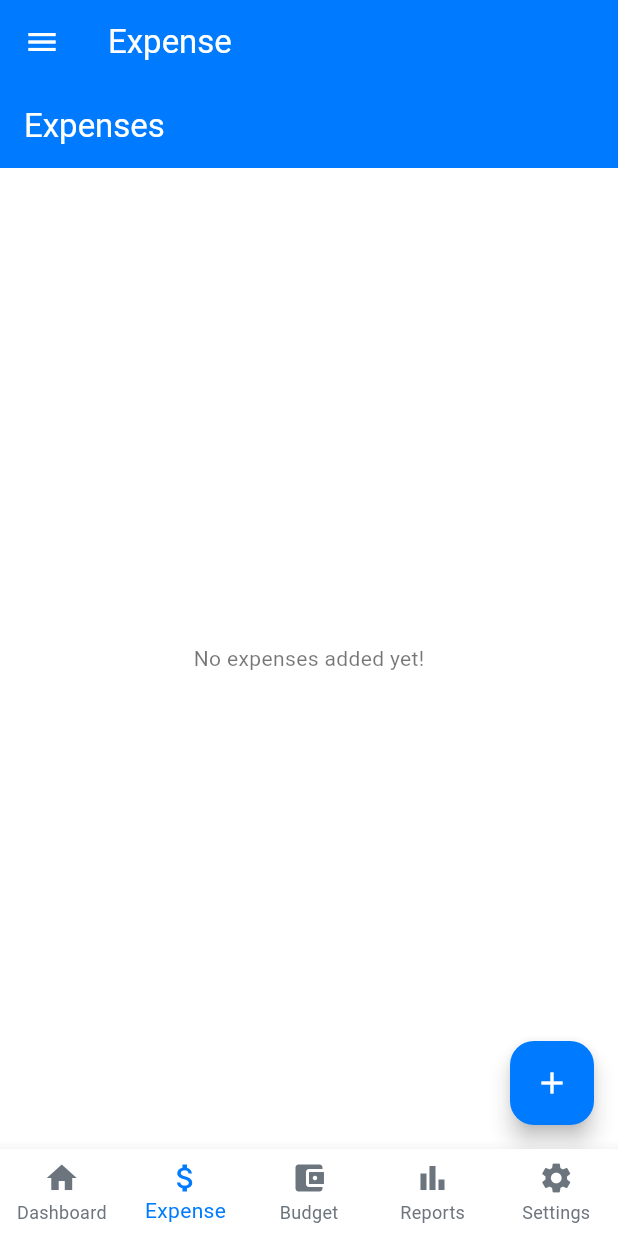
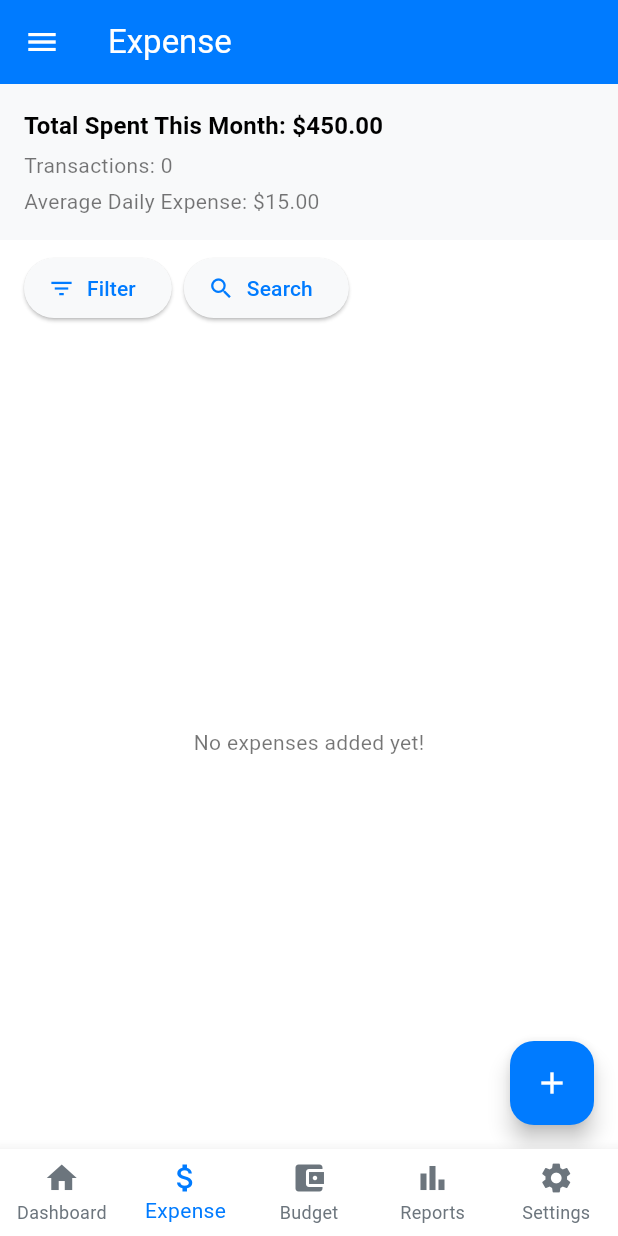
Before and after one commit to Soli1065/BudgetBuddy, a Flutter app: the screen it shows after launch, item 2 of the bottom bar chosen, on a phone screen of 412 x 824 dp. Run offline on Flutter 3.47's test engine with Material 3 defaults, Android fonts, the phone set to English and light mode, and no system bars; our stand-ins replace dio, flutter_riverpod.

Commit message:
#expense screen

```diff
--- a/lib/src/features/base/base.dart
+++ b/lib/src/features/base/base_screen.dart
@@ -3,23 +3,23 @@ import 'package:budget_buddy/src/features/dashboard/presentation/screens/dashboa
 import 'package:budget_buddy/src/features/settings/settings.dart';
 import 'package:flutter/material.dart';
 
-import '../expense/presentation/pages/expense_list_page.dart';
+import '../expense/presentation/pages/expense_screen.dart';
 
 enum Tab {dashboard, expense, budget, reports, settings}
 
-class BasePage extends StatefulWidget {
-  const BasePage({super.key});
+class BaseScreen extends StatefulWidget {
+  const BaseScreen({super.key});
 
   @override
-  State<BasePage> createState() => _BasePageState();
+  State<BaseScreen> createState() => _BaseScreenState();
 }
 
-class _BasePageState extends State<BasePage> {
+class _BaseScreenState extends State<BaseScreen> {
   int _selectedIndex = 0;
 
   static final List<Widget> _widgetOptions = <Widget>[
     const DashboardScreen(),
-    ExpenseListPage(),
+    ExpenseScreen(),
     Text('Budget'),
     Text('Reports'),
     SettingsPage(),
--- a/lib/src/features/expense/presentation/pages/expense_list_page.dart
+++ /dev/null
@@ -1,53 +0,0 @@
-import 'package:budget_buddy/src/features/expense/presentation/pages/add_expense_page.dart';
-import 'package:budget_buddy/src/features/expense/presentation/pages/expense_detail_page.dart';
-import 'package:flutter/material.dart';
-import 'package:flutter_riverpod/flutter_riverpod.dart';
-
-import '../../data/providers/expense_provider.dart';
-
-class ExpenseListPage extends ConsumerWidget {
-  @override
-  Widget build(BuildContext context, WidgetRef ref) {
-    final expenses = ref.watch(expenseProvider);
-
-    return Scaffold(
-      appBar: AppBar(
-        title: Text('Expenses'),
-        backgroundColor: Theme.of(context).primaryColor,
-      ),
-      body: expenses.isEmpty
-          ? Center(
-        child: Text(
-          'No expenses added yet!',
-          style: Theme.of(context).textTheme.bodyMedium,
-        ),
-      )
-          : ListView.builder(
-        itemCount: expenses.length,
-        itemBuilder: (context, index) {
-          final expense = expenses[index];
-          return ListTile(
-            title: Text(
-              expense.category,
-              style: TextStyle(color: Theme.of(context).primaryColorDark),
-            ),
-            subtitle: Text('${expense.currency} ${expense.amount}'),
-            trailing: Icon(Icons.arrow_forward, color: Theme.of(context).primaryColorLight),
-            onTap: () {
-              // Navigator.pushNamed(context, '/expense/detail', arguments: expense);
-
-              Navigator.push(context, MaterialPageRoute(builder: (context)=> ExpenseDetailPage(expense: expense)));
-
-            },
-          );
-        },
-      ),
-      floatingActionButton: FloatingActionButton(
-        // onPressed: () => Navigator.pushNamed(context, '/expense/add'),
-        onPressed: () => Navigator.push(context, MaterialPageRoute(builder: (context)=> AddExpensePage())),
-        backgroundColor: Theme.of(context).primaryColor,
-        child: const Icon(Icons.add),
-      ),
-    );
-  }
-}
--- /dev/null
+++ b/lib/src/features/expense/presentation/pages/expense_screen.dart
@@ -0,0 +1,136 @@
+import 'package:budget_buddy/src/features/expense/presentation/pages/add_expense_page.dart';
+import 'package:budget_buddy/src/features/expense/presentation/pages/expense_detail_page.dart';
+import 'package:flutter/material.dart';
+import 'package:flutter_riverpod/flutter_riverpod.dart';
+
+import '../../data/providers/expense_provider.dart';
+
+class ExpenseScreen extends ConsumerWidget {
+  const ExpenseScreen({super.key});
+
+  @override
+  Widget build(BuildContext context, WidgetRef ref) {
+    final expenses = ref.watch(expenseProvider);
+
+    return Scaffold(
+      // No AppBar here because it's handled in base_screen
+      body: Column(
+        children: [
+          // 1) Expanded Summary Section
+          Container(
+            width: double.infinity,
+            padding: const EdgeInsets.all(16),
+            color: Theme.of(context).colorScheme.surface,
+            child: Column(
+              crossAxisAlignment: CrossAxisAlignment.start,
+              children: [
+                // Example: total spent, date range, etc.
+                Text(
+                  'Total Spent This Month: \$450.00',
+                  style: Theme.of(context).textTheme.titleMedium?.copyWith(
+                    fontWeight: FontWeight.bold,
+                  ),
+                ),
+                const SizedBox(height: 4),
+                Text(
+                  'Transactions: ${expenses.length}',
+                  style: Theme.of(context).textTheme.bodyMedium,
+                ),
+                const SizedBox(height: 4),
+                // Could be more financial info:
+                // e.g., 'Average Daily Expense', 'Highest Category', etc.
+                Text(
+                  'Average Daily Expense: \$15.00',
+                  style: Theme.of(context).textTheme.bodyMedium,
+                ),
+              ],
+            ),
+          ),
+
+          // 2) Row for Filter & Search Buttons (below summary)
+          Padding(
+            padding: const EdgeInsets.symmetric(horizontal: 16, vertical: 8),
+            child: Row(
+              children: [
+                ElevatedButton.icon(
+                  icon: const Icon(Icons.filter_list),
+                  label: const Text('Filter'),
+                  onPressed: () {
+                    // TODO: Implement filter logic
+                  },
+                ),
+                const SizedBox(width: 8),
+                ElevatedButton.icon(
+                  icon: const Icon(Icons.search),
+                  label: const Text('Search'),
+                  onPressed: () {
+                    // TODO: Implement search logic
+                  },
+                ),
+                // Add more buttons or dropdowns if desired
+              ],
+            ),
+          ),
+
+          // 3) Expanded List of Expenses
+          Expanded(
+            child: expenses.isEmpty
+                ? Center(
+              child: Text(
+                'No expenses added yet!',
+                style: Theme.of(context).textTheme.bodyMedium,
+              ),
+            )
+                : ListView.builder(
+              padding: const EdgeInsets.symmetric(vertical: 8),
+              itemCount: expenses.length,
+              itemBuilder: (context, index) {
+                final expense = expenses[index];
+                return _buildExpenseItem(context, expense);
+              },
+            ),
+          ),
+        ],
+      ),
+
+      // 4) Floating Action Button to Add Expense
+      floatingActionButton: FloatingActionButton(
+        onPressed: () => Navigator.push(
+          context,
+          MaterialPageRoute(builder: (context) =>  AddExpensePage()),
+        ),
+        child: const Icon(Icons.add),
+      ),
+    );
+  }
+
+  Widget _buildExpenseItem(BuildContext context, dynamic expense) {
+    return Card(
+      margin: const EdgeInsets.symmetric(horizontal: 16, vertical: 6),
+      elevation: 1,
+      child: ListTile(
+        leading: Icon(
+          Icons.category,
+          color: Theme.of(context).colorScheme.primary,
+        ),
+        title: Text(
+          expense.category,
+          style: Theme.of(context).textTheme.bodyLarge?.copyWith(
+            fontWeight: FontWeight.w600,
+          ),
+        ),
+        subtitle: Text(
+          '${expense.currency} ${expense.amount}',
+          style: Theme.of(context).textTheme.bodyMedium,
+        ),
+        trailing: const Icon(Icons.arrow_forward),
+        onTap: () {
+          Navigator.push(
+            context,
+            MaterialPageRoute(builder: (context) => ExpenseDetailPage(expense: expense)),
+          );
+        },
+      ),
+    );
+  }
+}
--- a/lib/src/features/features.dart
+++ b/lib/src/features/features.dart
@@ -1,2 +1,2 @@
-export 'base/base.dart';
+export 'base/base_screen.dart';
 export 'splash/splash.dart';
--- a/lib/src/features/splash/splash.dart
+++ b/lib/src/features/splash/splash.dart
@@ -1,4 +1,4 @@
-import 'package:budget_buddy/src/features/base/base.dart';
+import 'package:budget_buddy/src/features/base/base_screen.dart';
 // import 'package:budget_buddy/src/routes/route_handler.dart';
 import 'package:flutter/material.dart';
 
@@ -26,7 +26,7 @@ class _SplashScreenState extends State<SplashScreen> {
     // bool isLoggedIn = false; // Example check for user login
 
 
-    Navigator.pushAndRemoveUntil(context, MaterialPageRoute(builder: (context)=> const BasePage()), (Route<dynamic> route) => false );
+    Navigator.pushAndRemoveUntil(context, MaterialPageRoute(builder: (context)=> const BaseScreen()), (Route<dynamic> route) => false );
 
     // if (isFirstTime) {
     //   Navigator.pushReplacementNamed(context, AppRoutes.onboarding);
--- a/lib/src/routes/route_handler.dart
+++ b/lib/src/routes/route_handler.dart
@@ -2,7 +2,7 @@ import 'package:flutter/material.dart';
 import '../features/expense/data/models/expense.dart';
 import '../features/expense/presentation/pages/add_expense_page.dart';
 import '../features/expense/presentation/pages/expense_detail_page.dart';
-import '../features/expense/presentation/pages/expense_list_page.dart';
+import '../features/expense/presentation/pages/expense_screen.dart';
 import '../features/features.dart';
 import 'app_routes.dart';
 
@@ -13,7 +13,7 @@ RouteFactory generateRoutes() {
       case AppRoutes.splash:
         return MaterialPageRoute(builder: (_) => const SplashScreen());
       case AppRoutes.base:
-        return MaterialPageRoute(builder: (_) => const BasePage());
+        return MaterialPageRoute(builder: (_) => const BaseScreen());
       // case AppRoutes.settings:
       //   return MaterialPageRoute(builder: (_) => const SettingsPage());
       // case AppRoutes.reports:
@@ -30,7 +30,7 @@ RouteFactory generateRoutes() {
 
 
 final Map<String, WidgetBuilder> expenseRoutes = {
-  '/expense/list': (context) => ExpenseListPage(),
+  '/expense/list': (context) => ExpenseScreen(),
   '/expense/add': (context) => AddExpensePage(),
   '/expense/detail': (context) {
     final expense = ModalRoute.of(context)!.settings.arguments as Expense;
```
